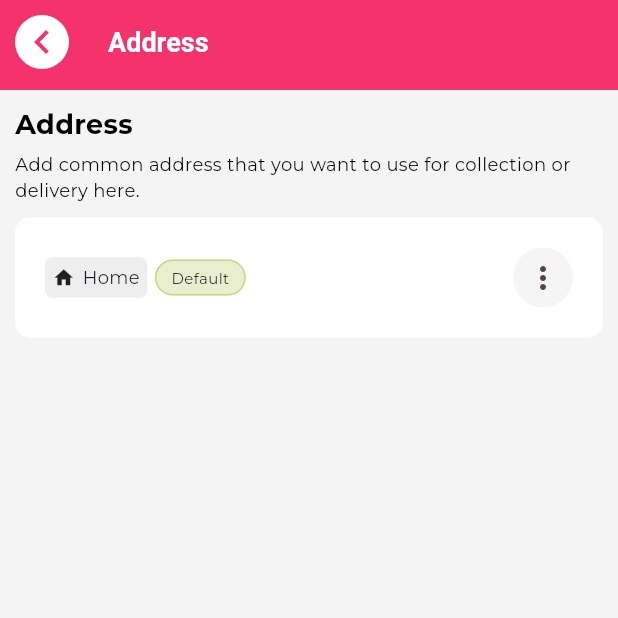
After one commit to Tulsiram-jangid/jubal_flutter, a Flutter app: the AddListScreen screen opened by its route, on a phone screen of 412 x 824 dp, the top half of it. The commit adds this screen. Run offline on Flutter 3.47's test engine with Material 3 defaults, Android fonts, the phone set to English and light mode, and no system bars; our stand-ins replace device_info_plus, flutter_local_notifications, flutter_otp_text_field, flutter_svg, google_fonts, permission_handler and 2 more; missing offline and left inert: country_pickers; accounts and stored records are empty.

Commit message:
working on address detail

```diff
--- a/lib/model/staticData/MyProfileModel.dart
+++ b/lib/model/staticData/MyProfileModel.dart
@@ -26,7 +26,7 @@ class MyProfileHeadingModel {
       ),
       MyProfileModel(
         title: "Addresses",
-        route_name: RouteNames.myOrderScreen,
+        route_name: RouteNames.addressListScreen,
         icon: Icon(
           Icons.alternate_email,
           color: iconColor,
--- a/lib/route/route.dart
+++ b/lib/route/route.dart
@@ -4,6 +4,8 @@ import 'package:my_app/screen/activity/comment/my_comment.dart';
 import 'package:my_app/screen/activity/my_activity.dart';
 import 'package:my_app/screen/activity/like/my_like.dart';
 import 'package:my_app/screen/activity/tag/my_tagged_post.dart';
+import 'package:my_app/screen/address/add_address_screen.dart';
+import 'package:my_app/screen/address/address_list_screen.dart';
 import 'package:my_app/screen/appStart.dart';
 import 'package:my_app/screen/auth/fan_register.dart';
 import 'package:my_app/screen/auth/otp_verify.dart';
@@ -38,6 +40,10 @@ class AppRoute {
         return MaterialPageRoute(builder: (_) => MyTaggedPost());
       case RouteNames.jubalStore:
         return MaterialPageRoute(builder: (_) => JubalStoreScreen());
+      case RouteNames.addAddressScreen:
+        return MaterialPageRoute(builder: (_) => AddAddressScreen());
+        case RouteNames.addressListScreen:
+        return MaterialPageRoute(builder: (_) => AddListScreen());
       default:
         return null;
     }
--- a/lib/route/route_name.dart
+++ b/lib/route/route_name.dart
@@ -14,4 +14,6 @@ class RouteNames {
   static const String myTag = "/myTag";
   static const String jubalStore = "/jubalStore";
   static const String instrumentDetail = "/instrumentDetail";
+  static const String addressListScreen = "/addressListScreen";
+  static const String addAddressScreen = "/addAddressScreen";
 }
--- /dev/null
+++ b/lib/screen/address/add_address_screen.dart
@@ -0,0 +1,18 @@
+import 'package:flutter/material.dart';
+import 'package:my_app/widget/app_bar_widget.dart';
+
+class AddAddressScreen extends StatefulWidget {
+  @override
+  State<StatefulWidget> createState() {
+    return _AddAddressScreen();
+  }
+}
+
+class _AddAddressScreen extends State<AddAddressScreen>{
+  @override
+  Widget build(BuildContext context) {
+    return Scaffold(
+      appBar: AppBarWidget(title: ""),
+    );
+  }
+}
--- /dev/null
+++ b/lib/screen/address/address_list_screen.dart
@@ -0,0 +1,32 @@
+import 'package:flutter/material.dart';
+import 'package:my_app/widget/address_detail_widget.dart';
+import 'package:my_app/widget/app_bar_widget.dart';
+import 'package:my_app/widget/heading_widget.dart';
+
+class AddListScreen extends StatefulWidget {
+  @override
+  State<StatefulWidget> createState() {
+    return _AddListScreen();
+  }
+}
+
+class _AddListScreen extends State<AddListScreen>{
+  @override
+  Widget build(BuildContext context) {
+    return Scaffold(
+      appBar: const AppBarWidget(title: "Address"),
+      body: Padding(
+        padding: const EdgeInsets.all(10),
+        child: Container(child: Column(
+          crossAxisAlignment: CrossAxisAlignment.start,
+          children: [
+          HeadingWidget(title: "Address"),
+          const SizedBox(height: 5,),
+          HeadingWidget(title: "Add common address that you want to use for collection or delivery here.", isText: true,),
+          const SizedBox(height: 10,),
+          AddressDetailWidget()
+        ],),),
+      ),
+    );
+  }
+}
--- a/lib/screen/profile/my_profile_screen.dart
+++ b/lib/screen/profile/my_profile_screen.dart
@@ -145,6 +145,9 @@ class ProfileItemHeading extends StatelessWidget {
             );
           });
     }
+    if(item?.route_name != null && item.route_name.isNotEmpty){
+      Navigator.of(context).pushNamed(item.route_name);
+    }
     return;
   }
 
--- a/lib/utils/appColor.dart
+++ b/lib/utils/appColor.dart
@@ -5,4 +5,5 @@ class AppColor {
   static const Color bgColor = Color(0xFFF4F4F4);
   static const Color darkGrey = Color(0xFF86889A);
   static const Color blue = Color(0xFF7133F4);
+  static const Color green = Color(0xFF90B10C);
 }
--- /dev/null
+++ b/lib/widget/address_detail_widget.dart
@@ -0,0 +1,82 @@
+import 'package:flutter/material.dart';
+import 'package:my_app/utils/appColor.dart';
+
+class AddressDetailWidget extends StatelessWidget {
+  @override
+  Widget build(BuildContext context) {
+    return Container(
+      padding: const EdgeInsets.all(20),
+      decoration: BoxDecoration(
+          color: Colors.white, borderRadius: BorderRadius.circular(10)),
+      child: Column(
+        children: [
+          Row(
+            children: [
+              AddressBadge(),
+              const SizedBox(
+                width: 5,
+              ),
+              DefaultBadge(),
+              Spacer(),
+              Container(
+                width: 40,
+                height: 40,
+                decoration: BoxDecoration(
+                  color: Colors.grey[100], // Light gray background
+                  shape: BoxShape.circle, // Makes it circular
+                ),
+                child: IconButton(
+                  onPressed: () {},
+                  icon: const Icon(Icons.more_vert),
+                ),
+              )
+            ],
+          )
+        ],
+      ),
+    );
+  }
+}
+
+class AddressBadge extends StatelessWidget {
+  @override
+  Widget build(BuildContext context) {
+    return Container(
+      padding: const EdgeInsets.all(5),
+      decoration: BoxDecoration(
+          color: Colors.grey.shade200, borderRadius: BorderRadius.circular(5)),
+      child: Row(
+        children: [
+          const Icon(
+            Icons.home,
+            size: 15,
+          ),
+          const SizedBox(
+            width: 5,
+          ),
+          Text(
+            "Home",
+            style: const TextStyle(fontSize: 12),
+          ),
+        ],
+      ),
+    );
+  }
+}
+
+class DefaultBadge extends StatelessWidget {
+  @override
+  Widget build(BuildContext context) {
+    return Container(
+      padding: const EdgeInsets.symmetric(horizontal: 10, vertical: 4),
+      decoration: BoxDecoration(
+          color: AppColor.green.withOpacity(.2),
+          borderRadius: BorderRadius.circular(20),
+          border: Border.all(color: AppColor.green.withOpacity(.4), width: 1)),
+      child: const Text(
+        "Default",
+        style: TextStyle(fontSize: 10),
+      ),
+    );
+  }
+}
```
